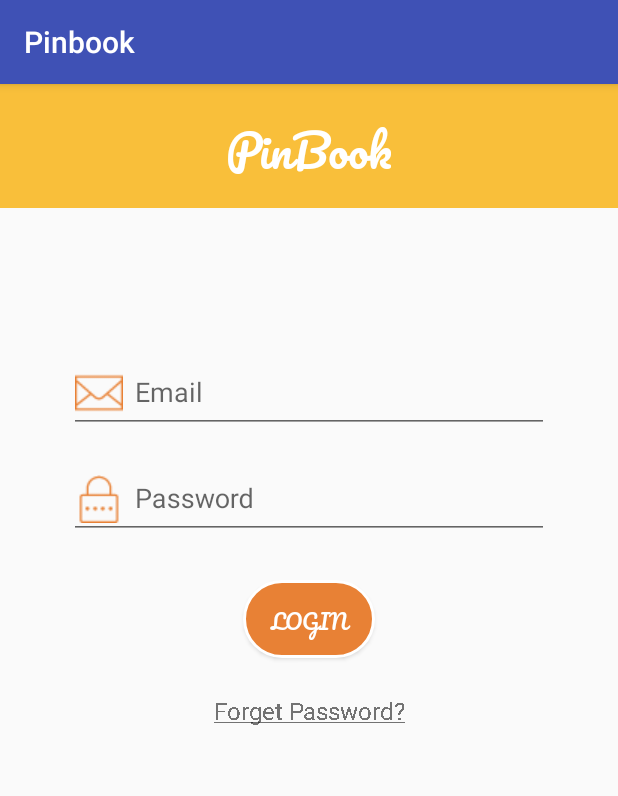
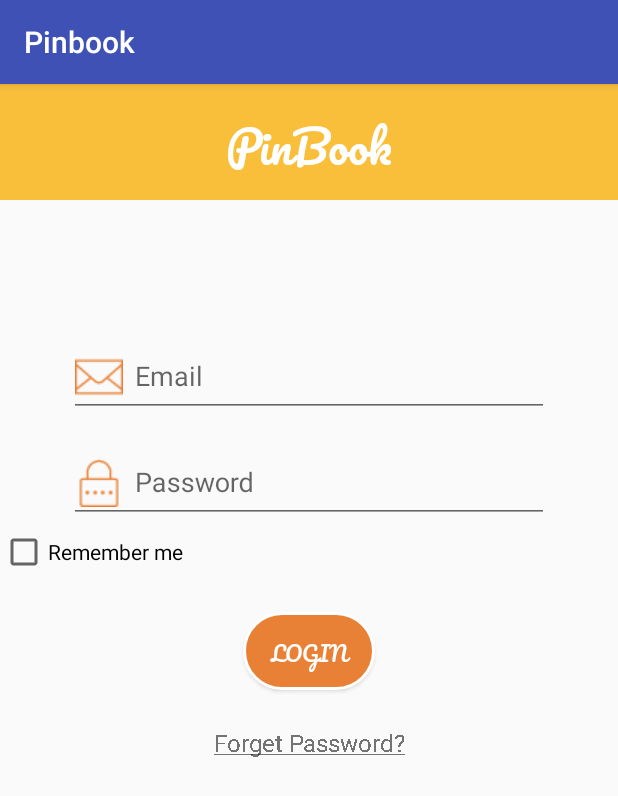
Before and after one commit to AndroidPinbook/androidTeam, an Android app: the LoginPageActivity screen opened directly, with no data from a screen before it, on a phone screen of 412 x 824 dp. Shown: the top 796 px of the screen. Run offline under Robolectric (Android 15) with nearby library versions, the phone set to English and light mode, and no system bars; our stand-ins replace Firebase (no records; nobody signed in at launch, a user with empty details on screens opened directly); Roboto replaces fonts that are not available here.

```diff
--- a/app/src/main/res/layout/activity_login_page.xml
+++ b/app/src/main/res/layout/activity_login_page.xml
@@ -122,6 +122,11 @@
                 </android.support.design.widget.TextInputLayout>
 
 
+                <CheckBox
+                    android:layout_width="match_parent"
+                    android:layout_height="wrap_content"
+                    android:text="Remember me"
+                    android:id="@+id/rememberMeCb"/>
 
                 <Button
                     android:id="@+id/buttonSignIn"
```
